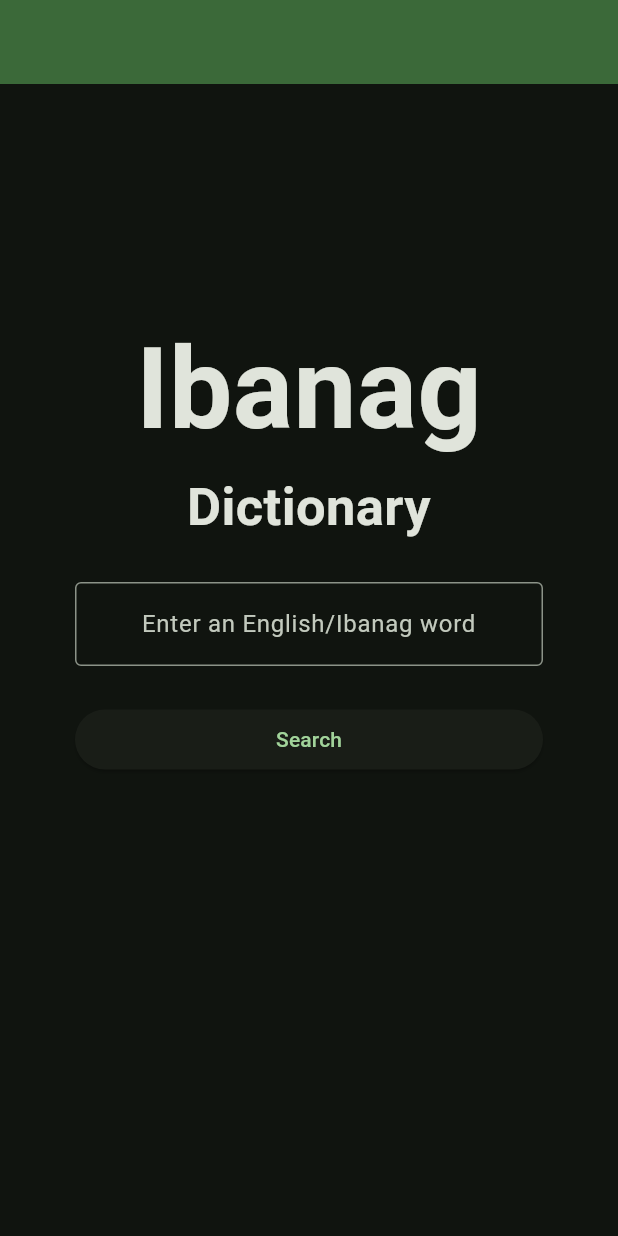
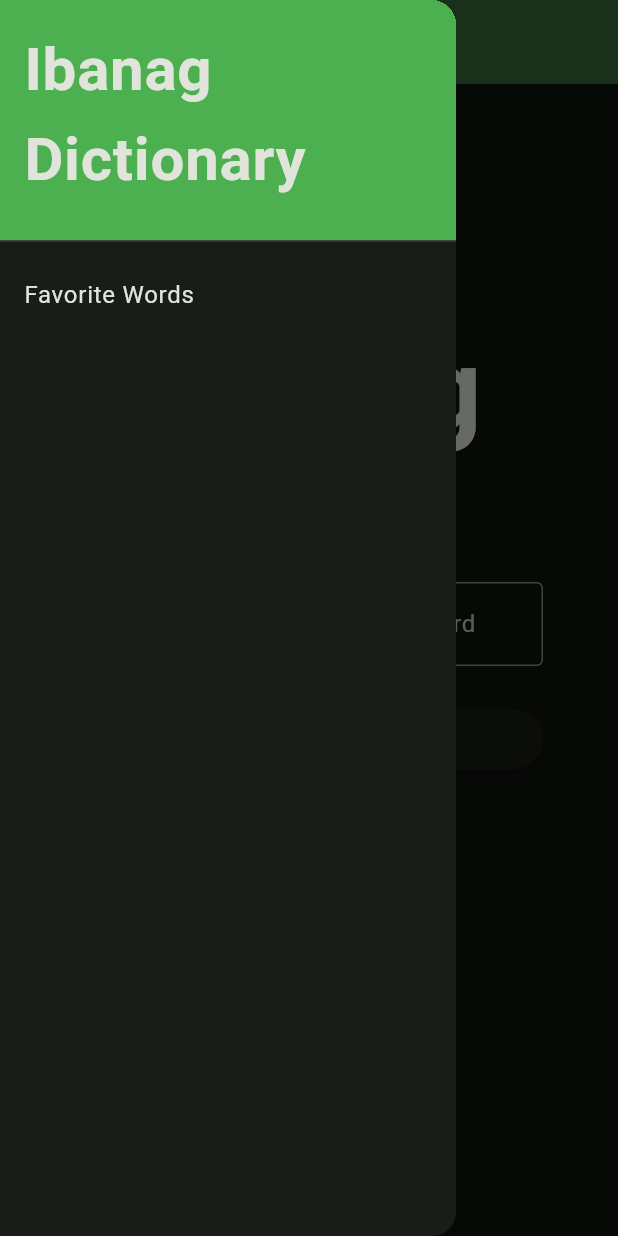
Before and after one commit to DrewZN/ibanag_dictionary_app, a Flutter app: the screen it shows after launch, with the side drawer open (before the commit the screen has no drawer), on a phone screen of 412 x 824 dp. Run offline on Flutter 3.47's test engine with Material 3 defaults, Android fonts, the phone set to English and light mode, and no system bars; our stand-ins replace fluttertoast, sqflite; accounts and stored records are empty.

Commit message:
see full summary
* add favorite words screen
* change comments and add spacing

```diff
--- a/lib/screens/home_screen.dart
+++ b/lib/screens/home_screen.dart
@@ -6,7 +6,10 @@ import 'package:fluttertoast/fluttertoast.dart';  // Used to display toast messa
 import 'package:http/http.dart' as http;  // Used to fetch dictionary data
 
 import 'package:ibanag_dictionary_app/classes/dict_entry.dart';
+import 'package:ibanag_dictionary_app/screens/favorite_words_screen.dart';
+
 import 'package:ibanag_dictionary_app/screens/results_screen.dart';
+import 'package:ibanag_dictionary_app/screens/word_screen.dart';
 
 class HomeScreen extends StatefulWidget {
   const HomeScreen({super.key});
@@ -23,6 +26,36 @@ class _HomeScreenState extends State<HomeScreen> {
     return Scaffold(
       appBar: AppBar(
         backgroundColor: Theme.of(context).colorScheme.inversePrimary,
+      ),
+      drawer: Drawer(
+        child: ListView(
+          padding: EdgeInsets.zero,
+          children: <Widget>[
+            // App Title
+            const DrawerHeader(
+              decoration: BoxDecoration(
+                color: Colors.green,
+              ),
+              child: Text(
+                'Ibanag Dictionary',
+                style: TextStyle(
+                  fontSize: 40.0,
+                  fontWeight: FontWeight.bold
+                ),
+              )
+            ),
+            // Favorite Words Screen
+            ListTile(
+              title: const Text('Favorite Words'),
+              // Navigate to Favorite Words screen
+              onTap: () {
+                Navigator.of(context).push(
+                    MaterialPageRoute(builder: (context) => FavoriteWordsScreen())
+                );
+              }
+            )
+          ],
+        ),
       ),
       body: Center(
         child: ListView(
--- a/lib/screens/results_screen.dart
+++ b/lib/screens/results_screen.dart
@@ -6,6 +6,7 @@ import 'package:http/http.dart' as http;  // Used to fetch dictionary data
 
 import 'package:ibanag_dictionary_app/classes/dict_entry.dart';
 import 'package:ibanag_dictionary_app/classes/ex_sentence.dart';
+
 import 'package:ibanag_dictionary_app/screens/word_screen.dart';
 
 class ResultsScreen extends StatefulWidget {
```
Also changed, not shown: lib/screens/favorite_words_screen.dart (added, +173 -0 lines), lib/screens/word_screen.dart (+4 -4 lines).
